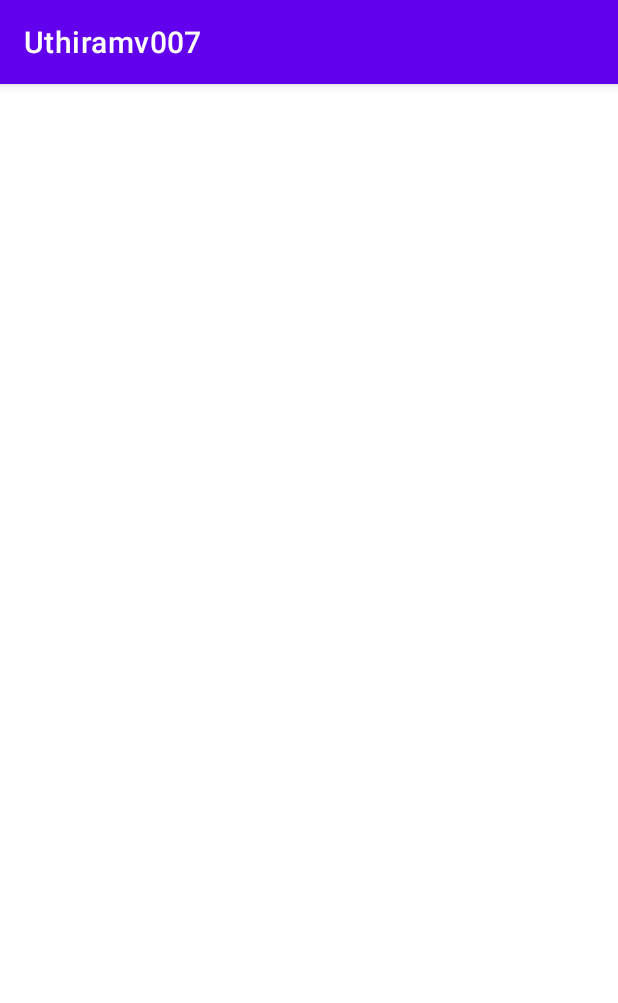
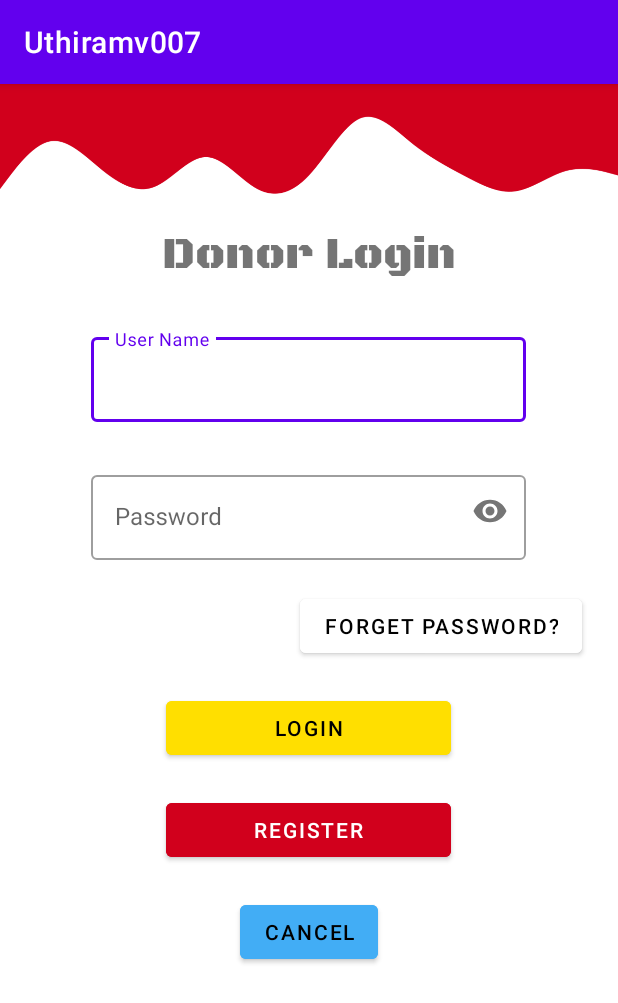
Before and after one commit to GOKUL41602/Uthiramv007, an Android app: the LoginPage screen opened directly, with no data from a screen before it, on a phone screen of 412 x 824 dp. Shown: the top 1003 px of the screen. Run offline under Robolectric (Android 15) with nearby library versions, the phone set to English and light mode, and no system bars.

Commit message:
Third Commit

```diff
--- a/app/src/main/AndroidManifest.xml
+++ b/app/src/main/AndroidManifest.xml
@@ -12,7 +12,8 @@
         android:roundIcon="@mipmap/ic_launcher_round"
         android:supportsRtl="true"
         android:theme="@style/Theme.Uthiramv007">
-        <activity android:name=".FilteredDeptHomePage"></activity>
+        <activity android:name=".DonorLoginPage"></activity>
+        <activity android:name=".FilteredDeptHomePage" />
         <activity android:name=".FilteredBloodHomePage" />
         <activity android:name=".LoginPage" />
         <activity android:name=".FilteredHomePage" />
--- /dev/null
+++ b/app/src/main/java/com/uthiram/uthiramv007/DonorLoginPage.java
@@ -0,0 +1,14 @@
+package com.uthiram.uthiramv007;
+
+import androidx.appcompat.app.AppCompatActivity;
+
+import android.os.Bundle;
+
+public class DonorLoginPage extends AppCompatActivity {
+
+    @Override
+    protected void onCreate(Bundle savedInstanceState) {
+        super.onCreate(savedInstanceState);
+        setContentView(R.layout.activity_donor_login_page);
+    }
+}
--- /dev/null
+++ b/app/src/main/res/layout/activity_donor_login_page.xml
@@ -0,0 +1,9 @@
+<?xml version="1.0" encoding="utf-8"?>
+<RelativeLayout xmlns:android="http://schemas.android.com/apk/res/android"
+    xmlns:app="http://schemas.android.com/apk/res-auto"
+    xmlns:tools="http://schemas.android.com/tools"
+    android:layout_width="match_parent"
+    android:layout_height="match_parent"
+    tools:context=".DonorLoginPage">
+
+</RelativeLayout>
--- a/app/src/main/res/layout/activity_login_page.xml
+++ b/app/src/main/res/layout/activity_login_page.xml
@@ -2,9 +2,111 @@
 <RelativeLayout xmlns:android="http://schemas.android.com/apk/res/android"
     xmlns:app="http://schemas.android.com/apk/res-auto"
     xmlns:tools="http://schemas.android.com/tools"
+    android:id="@+id/loginPage_relLayout"
     android:layout_width="match_parent"
-    android:id="@+id/loginPage_relLayout"
     android:layout_height="match_parent"
     tools:context=".LoginPage">
 
+    <ImageView
+        android:id="@+id/loginPage_wave"
+        android:layout_width="match_parent"
+        android:layout_height="wrap_content"
+        android:layout_marginTop="-99dp"
+        android:src="@drawable/wave" />
+
+    <TextView
+        android:id="@+id/loginPage_title"
+        android:layout_width="wrap_content"
+        android:layout_height="wrap_content"
+        android:layout_below="@+id/loginPage_wave"
+        android:layout_centerHorizontal="true"
+        android:layout_marginTop="-90dp"
+        android:fontFamily="@font/black_ops_one"
+        android:text="Donor Login"
+        android:textSize="30sp" />
+
+    <com.google.android.material.textfield.TextInputLayout
+        android:id="@+id/loginPage_userName"
+        style="@style/Widget.MaterialComponents.TextInputLayout.OutlinedBox"
+        android:layout_width="290dp"
+        android:layout_height="wrap_content"
+        android:layout_below="@+id/loginPage_title"
+        android:layout_centerHorizontal="true"
+        android:layout_marginTop="30dp">
+
+        <com.google.android.material.textfield.TextInputEditText
+            android:layout_width="290dp"
+            android:layout_height="wrap_content"
+            android:hint="User Name"
+            android:inputType="text" />
+
+    </com.google.android.material.textfield.TextInputLayout>
+
+    <com.google.android.material.textfield.TextInputLayout
+        android:id="@+id/loginPage_password"
+        style="@style/Widget.MaterialComponents.TextInputLayout.OutlinedBox"
+        android:layout_width="290dp"
+        android:layout_height="wrap_content"
+        android:layout_below="@+id/loginPage_userName"
+        android:layout_centerHorizontal="true"
+        android:layout_marginTop="30dp"
+        app:passwordToggleEnabled="true">
+
+        <com.google.android.material.textfield.TextInputEditText
+            android:layout_width="290dp"
+            android:layout_height="wrap_content"
+            android:hint="Password"
+            android:inputType="textPassword" />
+
+    </com.google.android.material.textfield.TextInputLayout>
+
+    <Button
+        android:id="@+id/loginPage_forgetPasswordBtn"
+        android:layout_width="wrap_content"
+        android:layout_height="wrap_content"
+        android:layout_below="@+id/loginPage_password"
+        android:layout_marginLeft="200dp"
+        android:layout_marginTop="20dp"
+        android:backgroundTint="@color/white"
+        android:elevation="10dp"
+        android:text="FORGET PASSWORD?"
+        android:textColor="@color/black" />
+
+    <Button
+        android:id="@+id/loginPage_loginBtn"
+        android:layout_width="190dp"
+        android:layout_height="wrap_content"
+        android:layout_below="@+id/loginPage_forgetPasswordBtn"
+        android:layout_centerHorizontal="true"
+        android:layout_marginTop="20dp"
+        android:backgroundTint="@color/golden_yellow"
+        android:elevation="10dp"
+        android:text="Login"
+        android:textColor="@color/black" />
+
+
+    <Button
+        android:id="@+id/loginPage_registerBtn"
+        android:layout_width="190dp"
+        android:layout_height="wrap_content"
+        android:layout_below="@+id/loginPage_loginBtn"
+        android:layout_centerHorizontal="true"
+        android:layout_marginTop="20dp"
+        android:backgroundTint="@color/red"
+        android:elevation="10dp"
+        android:text="Register"
+        android:textColor="@color/white" />
+
+    <Button
+        android:id="@+id/loginPage_cancelBtn"
+        android:layout_width="wrap_content"
+        android:layout_height="wrap_content"
+        android:layout_below="@+id/loginPage_registerBtn"
+        android:layout_centerHorizontal="true"
+        android:layout_marginTop="20dp"
+        android:backgroundTint="@color/sky_blue"
+        android:elevation="10dp"
+        android:text="Cancel"
+        android:textColor="@color/black" />
+
 </RelativeLayout>
```
